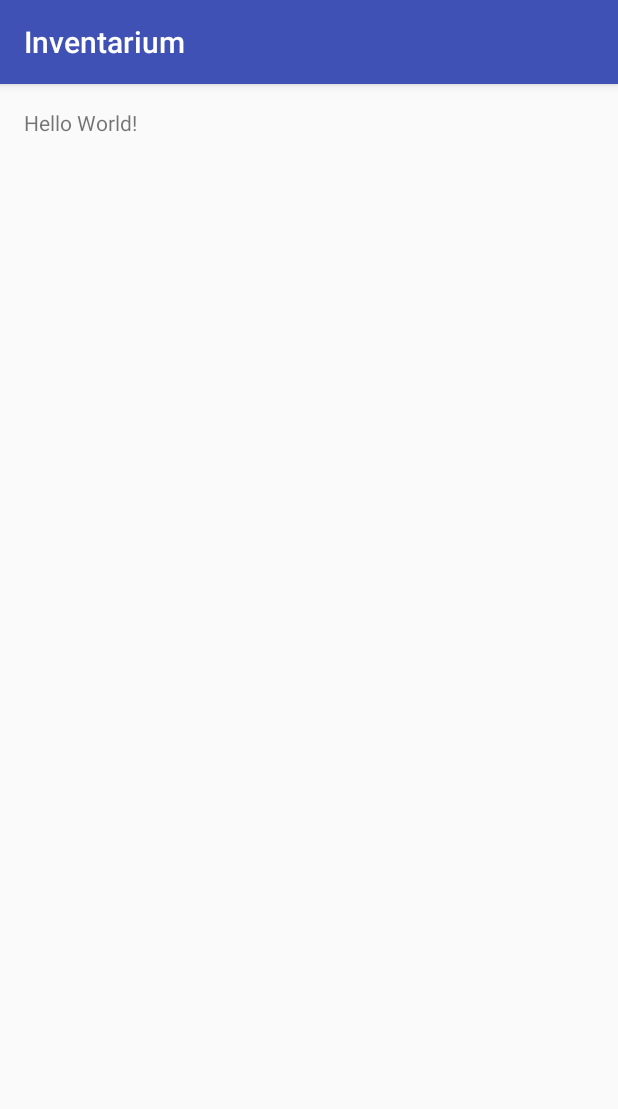
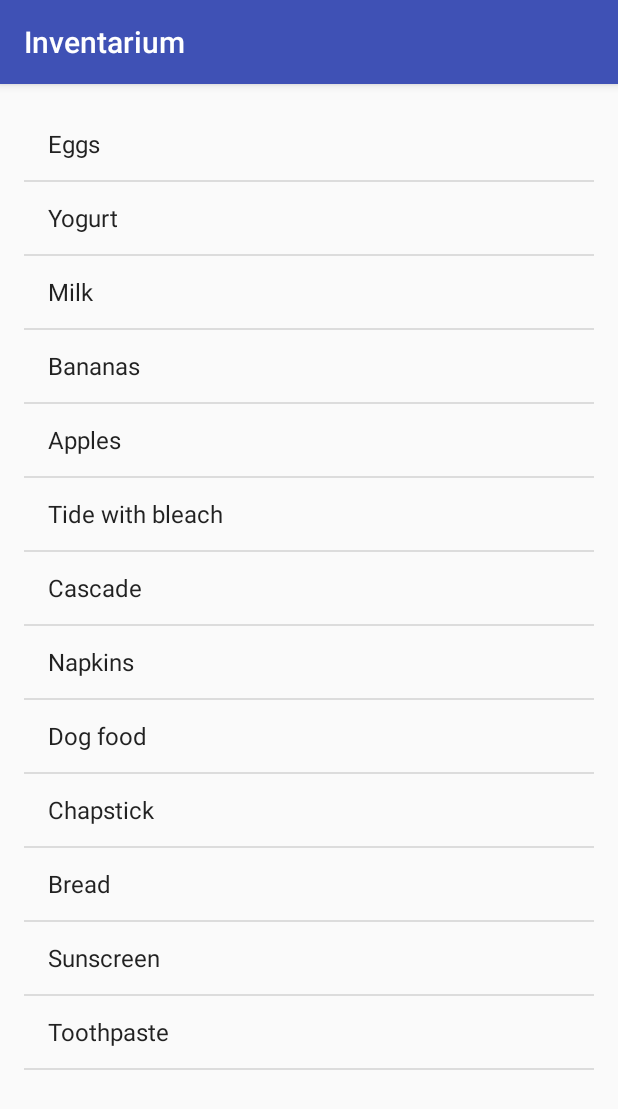
Before and after one commit to InventariumApp/inventarium-android, an Android app: the screen it shows after launch (MainActivity), on a phone screen of 412 x 824 dp. Shown: the top 1109 px of the screen. Run offline under Robolectric (Android 15) with nearby library versions, the phone set to English and light mode, and no system bars; our stand-ins replace Firebase (no records; nobody signed in at launch, a user with empty details on screens opened directly).

Commit message:
Basic shopping list view logic

```diff
--- a/app/build.gradle
+++ b/app/build.gradle
@@ -5,7 +5,7 @@ android {
     buildToolsVersion "24.0.3"
     defaultConfig {
         applicationId "com.inventariumapp.inventarium"
-        minSdkVersion 25
+        minSdkVersion 21
         targetSdkVersion 24
         versionCode 1
         versionName "1.0"
--- a/app/src/main/java/com/inventariumapp/inventarium/MainActivity.java
+++ b/app/src/main/java/com/inventariumapp/inventarium/MainActivity.java
@@ -2,11 +2,22 @@ package com.inventariumapp.inventarium;
 
 import android.support.v7.app.AppCompatActivity;
 import android.os.Bundle;
+import android.widget.ArrayAdapter;
+import android.widget.ListView;
 
 import com.google.firebase.database.DatabaseReference;
 import com.google.firebase.database.FirebaseDatabase;
 
+import java.util.ArrayList;
+import java.util.Arrays;
+import java.util.Collections;
+
 public class MainActivity extends AppCompatActivity {
+    ArrayList<String> shoppingList = null;
+    ArrayAdapter<String> adapter = null;
+    ListView lv = null;
+
+
     FirebaseDatabase database = FirebaseDatabase.getInstance();
     DatabaseReference myRef = database.getReference("testingDB");
 
@@ -15,5 +26,14 @@ public class MainActivity extends AppCompatActivity {
         super.onCreate(savedInstanceState);
         setContentView(R.layout.activity_main);
 //        myRef.setValue("Android", "Test");
+
+        shoppingList = new ArrayList<>();
+        Collections.addAll(shoppingList, "Eggs", "Yogurt", "Milk", "Bananas", "Apples", "Tide with bleach", "Cascade");
+        shoppingList.addAll(Arrays.asList("Napkins", "Dog food", "Chapstick", "Bread"));
+        shoppingList.add("Sunscreen");
+        shoppingList.add("Toothpaste");
+        adapter = new ArrayAdapter(this, android.R.layout.simple_list_item_1, shoppingList);
+        lv = (ListView) findViewById(R.id.pantry_content);
+        lv.setAdapter(adapter);
     }
 }
--- a/app/src/main/res/layout/activity_main.xml
+++ b/app/src/main/res/layout/activity_main.xml
@@ -10,8 +10,9 @@
     android:paddingTop="@dimen/activity_vertical_margin"
     tools:context="com.inventariumapp.inventarium.MainActivity">
 
-    <TextView
-        android:layout_width="wrap_content"
-        android:layout_height="wrap_content"
-        android:text="Hello World!" />
+    <ListView
+        android:layout_width="match_parent"
+        android:layout_height="match_parent"
+        android:id="@+id/pantry_content">
+    </ListView>
 </RelativeLayout>
--- a/build.gradle
+++ b/build.gradle
@@ -5,7 +5,7 @@ buildscript {
         jcenter()
     }
     dependencies {
-        classpath 'com.android.tools.build:gradle:2.2.1'
+        classpath 'com.android.tools.build:gradle:2.2.3'
 
         // NOTE: Do not place your application dependencies here; they belong
         // in the individual module build.gradle files
```
